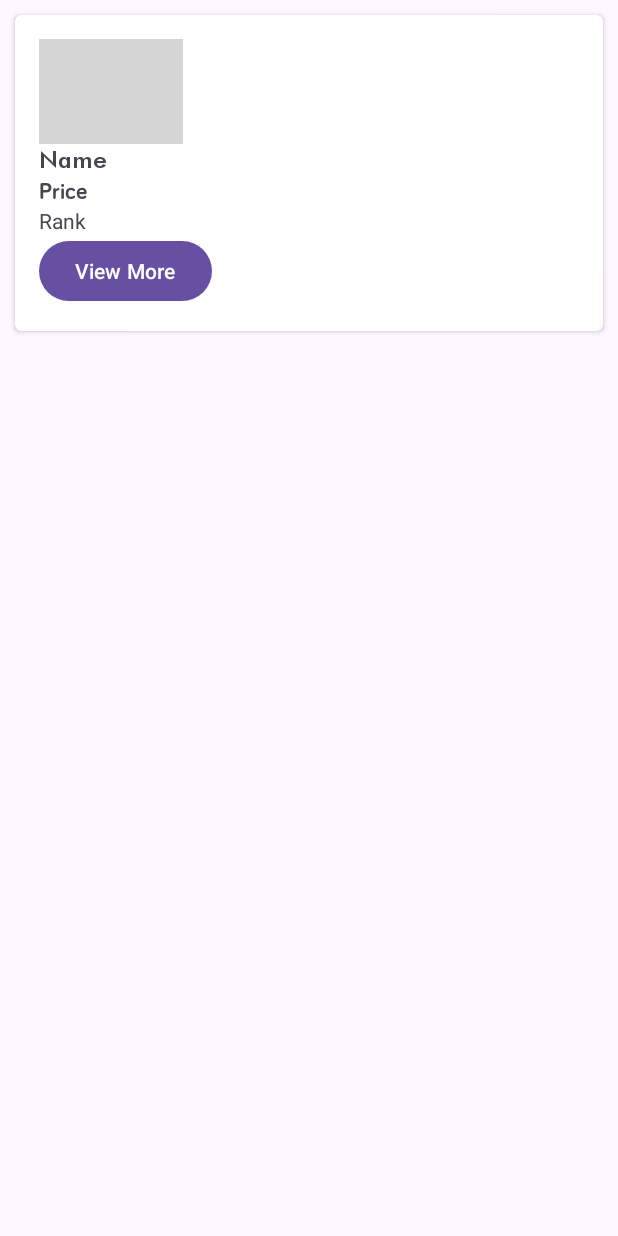
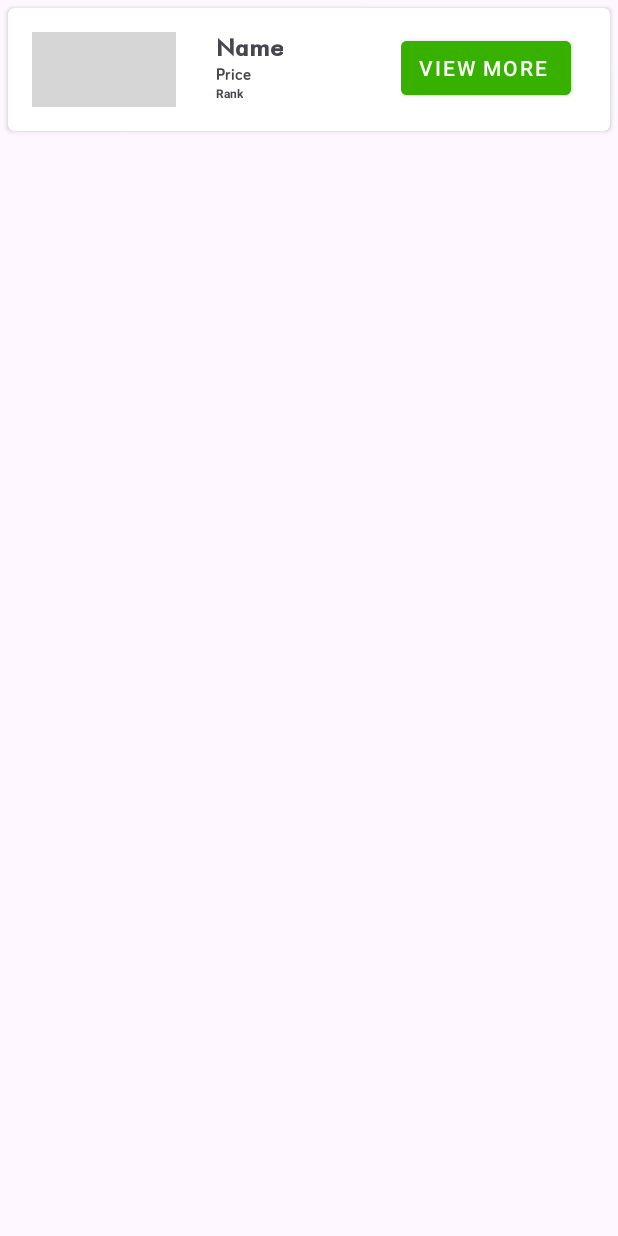
Before and after one commit to backpackerdeveloper/Crypto-Price-Tracker---MVVM, an Android app: the layout item_crypto.xml on its own in the app's theme, with its tools: preview values and no code run, on a phone screen of 412 x 824 dp. Run offline under Robolectric (Android 15) with nearby library versions, the phone set to English and light mode, and no system bars; grey boxes are pictures that could not be loaded.

Commit message:
UI Improvement in main Activity

```diff
--- a/app/src/main/res/layout/activity_main.xml
+++ b/app/src/main/res/layout/activity_main.xml
@@ -20,7 +20,7 @@
             android:layout_height="?attr/actionBarSize"
             android:background="@color/white"
             app:title="CRYPTO PRICE TRACKER"
-            app:titleTextColor="@color/pri_orange" />
+            app:titleTextColor="@color/primary" />
 
         <com.facebook.shimmer.ShimmerFrameLayout
             android:layout_below="@+id/toolbar"
--- a/app/src/main/res/layout/item_crypto.xml
+++ b/app/src/main/res/layout/item_crypto.xml
@@ -9,7 +9,7 @@
 
 
     <androidx.cardview.widget.CardView
-        android:layout_margin="10dp"
+        android:layout_margin="5dp"
         android:elevation="7dp"
         app:cardCornerRadius="4dp"
         android:layout_width="match_parent"
@@ -18,12 +18,14 @@
     <LinearLayout
         android:layout_width="match_parent"
         android:layout_height="wrap_content"
-        android:orientation="vertical"
+        android:orientation="horizontal"
+        android:weightSum="3"
         android:padding="16dp">
 
         <LinearLayout
-            android:layout_width="100dp"
-            android:layout_height="70dp"
+            android:layout_width="0dp"
+            android:layout_height="50dp"
+            android:layout_weight="1"
             android:orientation="vertical">
 
             <ImageView
@@ -32,9 +34,16 @@
                 android:src="@drawable/wallet"/>
         </LinearLayout>
 
+        <LinearLayout
+            android:orientation="vertical"
+            android:layout_width="0dp"
+            android:layout_height="50dp"
+            android:layout_weight="1">
+
         <TextView
             android:id="@+id/nameTextView"
             android:textSize="16dp"
+            android:textStyle="bold"
             android:layout_width="wrap_content"
             android:layout_height="wrap_content"
             android:fontFamily="@font/futura_medium"
@@ -42,23 +51,38 @@
 
         <TextView
             android:id="@+id/priceTextView"
-            android:textSize="16dp"
+            android:textSize="11dp"
+            android:textStyle="bold"
             android:layout_width="wrap_content"
             android:layout_height="wrap_content"
             android:fontFamily="@font/bariol_bold"
             android:text='Price' />
 
         <TextView
+            android:textStyle="bold"
             android:id="@+id/rankTextView"
+            android:textSize="8dp"
             android:layout_width="wrap_content"
             android:layout_height="wrap_content"
             android:text= "Rank" />
 
+        </LinearLayout>
+
+        <LinearLayout
+            android:layout_width="0dp"
+            android:layout_height="50dp"
+            android:layout_weight="1">
+
         <Button
+            android:backgroundTint="@color/primary"
             android:id="@+id/viewMoreButton"
+            style="@style/Widget.MaterialComponents.Button.Icon"
             android:layout_width="wrap_content"
             android:layout_height="wrap_content"
             android:text="View More" />
+
+    </LinearLayout>
+
     </LinearLayout>
 
     </androidx.cardview.widget.CardView>
--- a/app/src/main/res/values/colors.xml
+++ b/app/src/main/res/values/colors.xml
@@ -2,6 +2,6 @@
 <resources>
     <color name="black">#FF000000</color>
     <color name="white">#FFFFFFFF</color>
-    <color name="pri_orange">#ff4800</color>
+    <color name="primary">#38b000</color>
 
 </resources>
```
Also changed, not shown: app/src/main/java/com/shubhamtripz/cryptopricetracker/ui/WebViewActivity.kt (+13 -0 lines), app/src/main/res/layout/activity_web_view.xml (+13 -1 lines).
